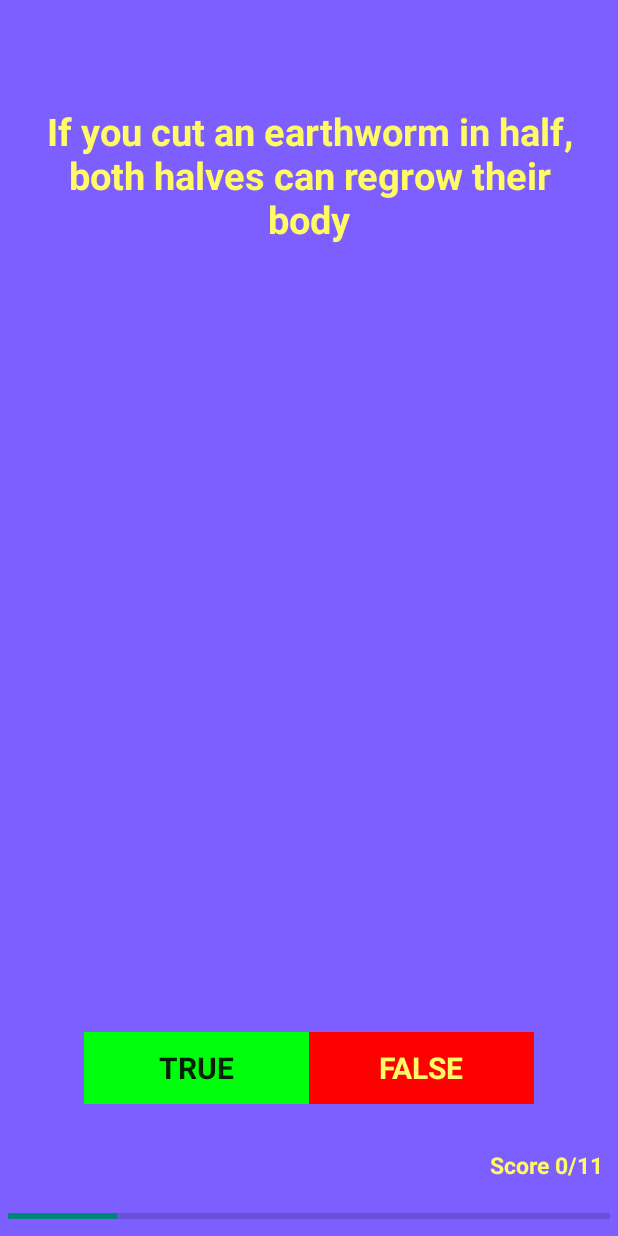
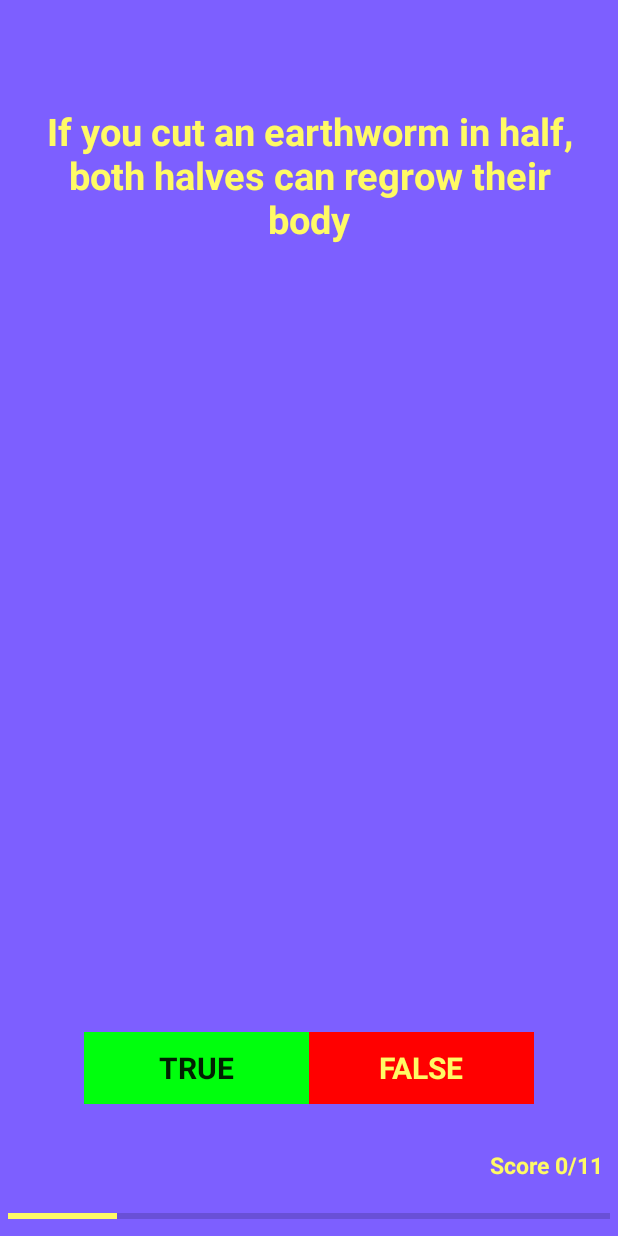
Before and after one commit to Nodirbek3d/Quizzler, an Android app: the screen it shows after launch (MainActivity), after a tap on "FALSE", on a phone screen of 412 x 824 dp. Run offline under Robolectric (Android 15) with nearby library versions, the phone set to English and light mode, and no system bars; 1 other tap on this screen came first.

Commit message:
fixed bugs

```diff
--- a/app/build.gradle
+++ b/app/build.gradle
@@ -16,10 +16,11 @@ android {
             proguardFiles getDefaultProguardFile('proguard-android.txt'), 'proguard-rules.pro'
         }
     }
+    buildToolsVersion '27.0.3'
 }
 
 dependencies {
-    implementation fileTree(dir: 'libs', include: ['*.jar'])
+    implementation fileTree(include: ['*.jar'], dir: 'libs')
     implementation 'com.android.support.constraint:constraint-layout:1.0.2'
     testImplementation 'junit:junit:4.12'
     androidTestImplementation 'com.android.support.test:runner:1.0.1'
--- a/app/src/main/java/com/nodir/quizler/MainActivity.java
+++ b/app/src/main/java/com/nodir/quizler/MainActivity.java
@@ -108,7 +108,7 @@ public class MainActivity extends Activity {
     @Override
     protected void onSaveInstanceState(Bundle outState) {
         super.onSaveInstanceState(outState);
-        outState.putInt("Score Key", mScore);
+        outState.putInt("Score", mScore);
         outState.putInt("IndexKey", qIndex);
     }
 }
--- a/app/src/main/res/layout/activity_main.xml
+++ b/app/src/main/res/layout/activity_main.xml
@@ -19,7 +19,7 @@
         android:layout_alignParentBottom="true"
         android:layout_alignParentLeft="true"
         android:layout_alignParentStart="true"
-        android:indeterminateTint="@color/colorAccent"
+        android:progressTint="@color/colorAccent"
         android:indeterminate="false"
         android:padding="5dp" />
 
```
